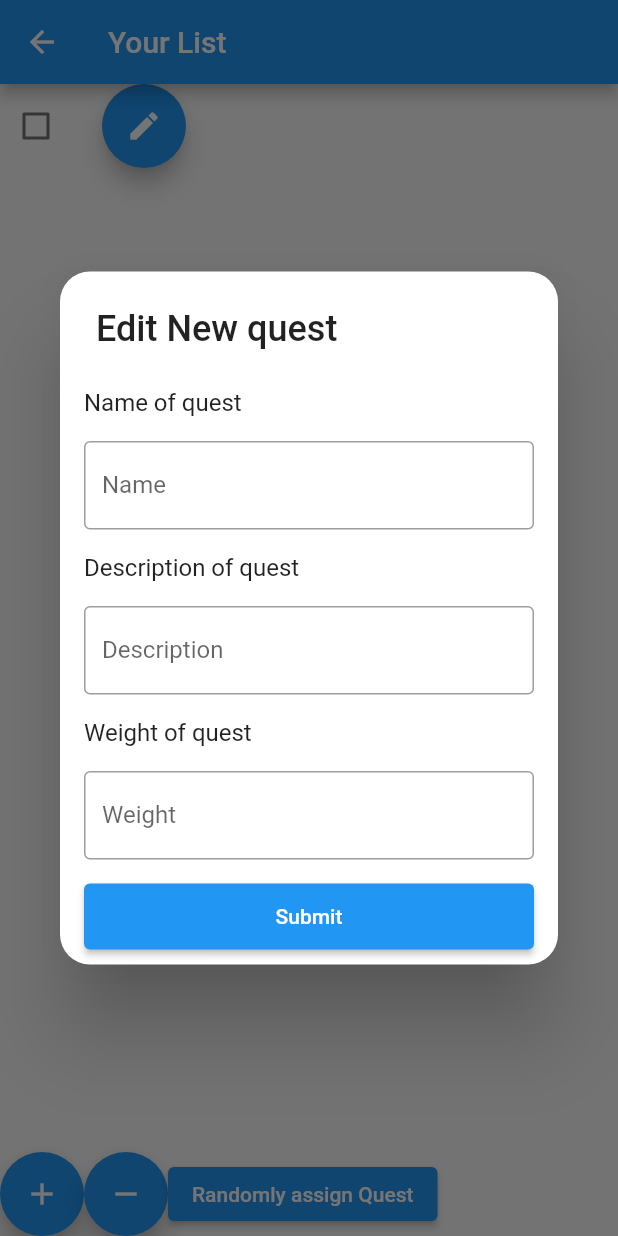
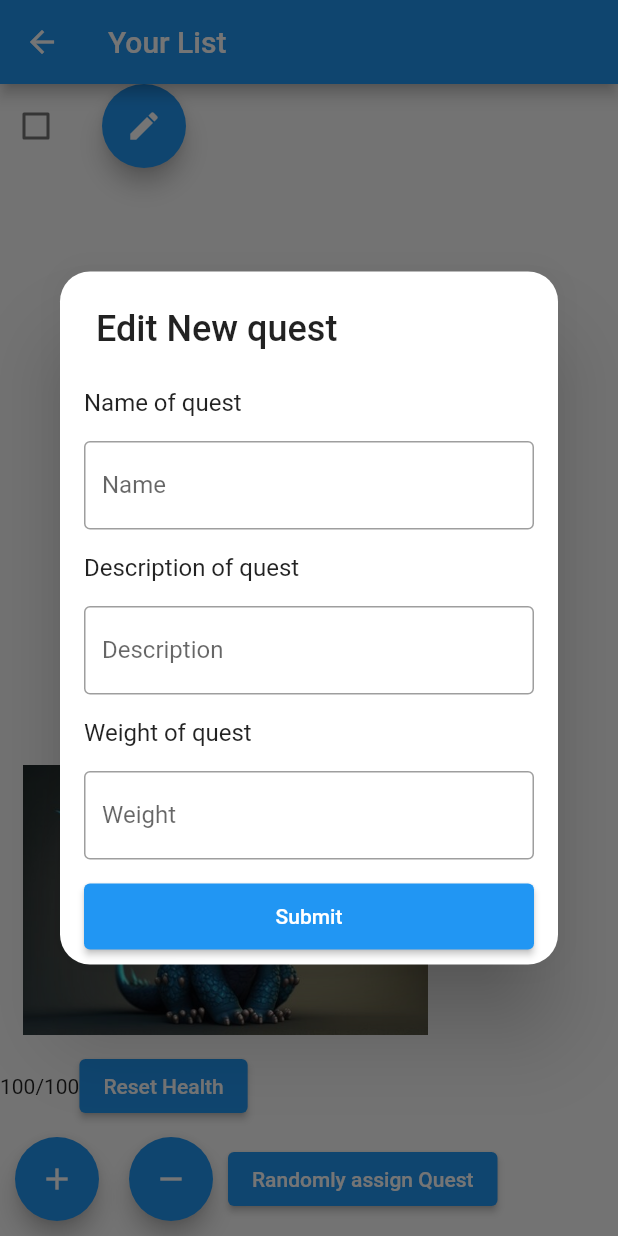
Before and after one commit to EmileRandolph/Capstone, a Flutter app: the YourList screen opened directly, after a tap on the "add" icon, on a phone screen of 412 x 824 dp. Run offline on Flutter 3.47's test engine with Material 2 defaults, Android fonts, the phone set to English and light mode, and no system bars; our stand-ins replace permission_handler.

Commit message:
Set up dragon health and images

```diff
--- a/capstone/lib/main.dart
+++ b/capstone/lib/main.dart
@@ -3,10 +3,10 @@
 import 'dart:math';
 import 'dart:io';
 import 'package:capstone/list_item.dart';
+import 'package:capstone/monster.dart';
 import 'package:flutter/material.dart';
 import 'package:path_provider/path_provider.dart';
 import 'package:permission_handler/permission_handler.dart';
-
 
 void main() {
   runApp(const MaterialApp(title:'DiceyProductivity',home:MyApp()));
@@ -95,9 +95,7 @@
   Future<bool> askPermissions() async{
     PermissionStatus status = await Permission.manageExternalStorage.request();
       if (status.isDenied) {
-        // Permission is denied, and you may need to explain why you need it and request it again.
         await Permission.manageExternalStorage.request();
-      } else if (status.isPermanentlyDenied) {
       }
       return status.isGranted;
     }
@@ -206,10 +204,9 @@
     );
   }
 }
-  Future<List<listItem>> _readFile(String filename,String listname, BuildContext context) async {
+  Future<List<listItem>> _readFile(String filename,String listname) async {
   String text ="";
   try {
-    //text = await DefaultAssetBundle.of(context).loadString('Assets/files/$filename');
     final directory = await getApplicationDocumentsDirectory();
     final path = directory.path;
     final file = File("$path/$filename");
@@ -224,6 +221,22 @@
   }
   return <listItem> [listItem.withDescription('','', 0, false)];
 }
+  Future<Monster> _readMonsterFile(String filename) async {
+  String text ="";
+  try {
+    final directory = await getApplicationDocumentsDirectory();
+    final path = directory.path;
+    final file = File("$path/$filename");
+    text = await file.readAsString();
+  } catch (e) {
+    print(e);
+  }
+  if(text != ""){
+    var decoded = jsonDecode(text);
+  return Monster.fromJson(decoded);
+  }
+  return Monster(100, 100, "temp_dragpn.jpg");
+}
 class YourList extends StatefulWidget{
 @override
   State<YourList> createState()=> _stateYourList();
@@ -233,9 +246,10 @@
 // ignore: camel_case_types
 class _stateYourList extends State<YourList>{
   List<listItem>? yourlist;
-
+  Monster? yourMonster;
   getData() async{
-    yourlist = await _readFile("yourlist.txt", "yourlist", context);
+    yourlist = await _readFile("yourlist.txt", "yourlist");
+    yourMonster = await _readMonsterFile("yourmonster.txt");
 setState(() {
     isLoaded=true;
   });
@@ -486,6 +500,8 @@
   @override
   Widget build(BuildContext context){
 
+
+
     return Scaffold(
       appBar: AppBar(
         title:  const Text("Your List"),
@@ -496,9 +512,11 @@
         replacement: const Center(
           child: CircularProgressIndicator(),
         ),
-        child:Column(
+        child:
+        Column(
           children: [
-            Expanded(child:
+            Container(
+              child: Expanded(child:
             ListView.builder(
           itemCount: yourlist?.length,
           itemBuilder: (context, index){
@@ -523,10 +541,23 @@
                       _writeFile(yourlistjson, 'yourlist.txt');
                       setState(() {
                         yourlist![index].done = value;
+                        if(value){
+                          yourMonster?.setCurrentHealth(((yourMonster!.getCurrentHealth()- yourlist![index].weight) as int?)!);
+                        }else{
+                          yourMonster?.setCurrentHealth(((yourMonster!.getCurrentHealth()+ yourlist![index].weight) as int?)!);
+                        }
+                        if(yourMonster!.getCurrentHealth() <= 0){
+                          yourMonster?.setImageName("deadDragon.jpg");
+                        }else{
+                          yourMonster?.setImageName("temp_dragpn.jpg");
+                        }
                       });
+                      String yourdragonJson = "${yourMonster!.toJson()}";
+                      _writeFile(yourdragonJson, "yourmonster.txt");
                     }),
-                    Container(
-                      padding: const EdgeInsets.all(10),
+                    Flexible(
+                      child: Padding(
+                        padding: const EdgeInsetsDirectional.all(10),
                         child: Text(
                     yourlist![index].title,
                     style: const TextStyle(
@@ -534,6 +565,7 @@
                     ),
 
                   ),
+                        )
                   ),
 
                   FloatingActionButton(onPressed: () async {
@@ -551,12 +583,29 @@
                     setState(() {
                       isLoaded=false;
                     });
-                    getData();
+                    await getData();
                   },
                   heroTag: "edit$index",
                   child: const Icon(Icons.edit),
+                  ),
+                  ]
+                ),
+                Row(
+                  children: [
+                    Flexible(
+                      child: Padding(
+                        padding: const EdgeInsets.all(10),
+                        child: Text(
+                        yourlist![index].description,
+                        style:
+                          const TextStyle(
+                            fontSize: 12,
+                          ),
                           )
-                  ]
+                        )
+
+                    ),
+                  ],
                 ),
 
               ],
@@ -564,9 +613,39 @@
           },
         ),
         ),
+            ),
+
+        Column(
+          children:[
+            Row(
+              children: [
+                Image.asset("Assets/images/${yourMonster?.getimageName()}",
+                height: 200,
+                scale: 2,
+                )
+
+              ],
+
+            ),
+            Row(
+              children: [
+                Text("${yourMonster?.getCurrentHealth()}/${yourMonster?.getHealth()}"),
+                ElevatedButton(
+                  onPressed: (){
+                    setState(() {
+                      yourMonster!.setCurrentHealth(yourMonster!.getHealth());
+                    });
+                    String yourdragonJson = "${yourMonster!.toJson()}";
+                    _writeFile(yourdragonJson, "yourmonster.txt");
+                  },
+                  child: Text("Reset Health")
+                )
+            ],
+            ),
             Row(
               children:[
-          FloatingActionButton(onPressed: () async {
+                Padding(padding: const EdgeInsets.all(10),
+                child: FloatingActionButton(onPressed: () async {
                 listItem newlistItem = await showEditScreen("New quest","a quest to help defeat the dragon", 5);
                 yourlist?.add(newlistItem);
                 String yourlistjson = "{\"yourlist\":[";
@@ -581,16 +660,18 @@
                 setState(() {
                   isLoaded=false;
                 });
-            getData();
+                await getData();
               },
               heroTag: "addItem",
 
                 child: const Icon(Icons.add),
               ) ,
-          FloatingActionButton(onPressed: () async {
+                ),
+              Padding(padding: const EdgeInsets.all(10),
+              child:FloatingActionButton(onPressed: () async {
                 String name = await showRemoveScreen();
                 for(int i = 0; i< yourlist!.length; i++){
-              if(name== yourlist![i].title){
+                  if(name== yourlist![i].getTitle()){
                     yourlist!.removeAt(i);
                     break;
                   }
@@ -607,22 +688,23 @@
                 setState(() {
                   isLoaded=false;
                 });
-            getData();
+                await getData();
                 }
               ,
               heroTag: "removeItem",
               child: const Icon(Icons.remove ),
               ),
+              ),
+
               ElevatedButton(
                 onPressed: (){
-              showDicePopUp(yourlist?[rollDice(yourlist!.length)].title);
-
+                  showDicePopUp(yourlist![rollDice(yourlist!.length)].getTitle());
                 },
                 child: const Text("Randomly assign Quest")
                 ),
               ]
-        )
-
+            ),
+          ],),
 
         ],)
 
--- a/capstone/lib/monster.dart
+++ b/capstone/lib/monster.dart
@@ -1,19 +1,19 @@
-import 'package:flutter/material.dart';
+
 
 class Monster{
-  Image picture = const Image(image: NetworkImage("capstone\\lib\\images\\temp_dragon.jfif"));
-  int health = 0;
+  int health = 100;
+  int currentHealth = 100;
+  String imageName = "temp_dragpn.jpg";
+  Monster(this.currentHealth, this.health, this.imageName);
 
-  Monster(Image image, int health){
-    this.health = health;
-    picture = image;
-  }
-  void setPicture(Image image){
-    picture = image;
-  }
+    Map toJson()=>{
+    '"health"': health,
+    '"currentHealth"': currentHealth,
+    '"imageName"': '"$imageName"'
+  };
 
-  Image getPicture(){
-    return picture;
+  factory Monster.fromJson(dynamic json) {
+    return Monster(json['currentHealth'] as int, json['health'] as int, json['imageName'] as String);
   }
 
   int getHealth(){
@@ -24,4 +24,20 @@ class Monster{
     health = num;
   }
 
+  int getCurrentHealth(){
+    return currentHealth;
+  }
+
+  void setCurrentHealth(int num){
+    currentHealth = num;
+  }
+
+  String getimageName(){
+    return imageName;
+  }
+
+  void setImageName(String name){
+    imageName = name;
+  }
+
 }
```
Also changed, not shown: capstone/Assets/images/deadDragon.jpg (added), capstone/Assets/images/temp_dragpn.jpg (added), 2 other files. Lines whose indentation alone changed are shown as unchanged.
